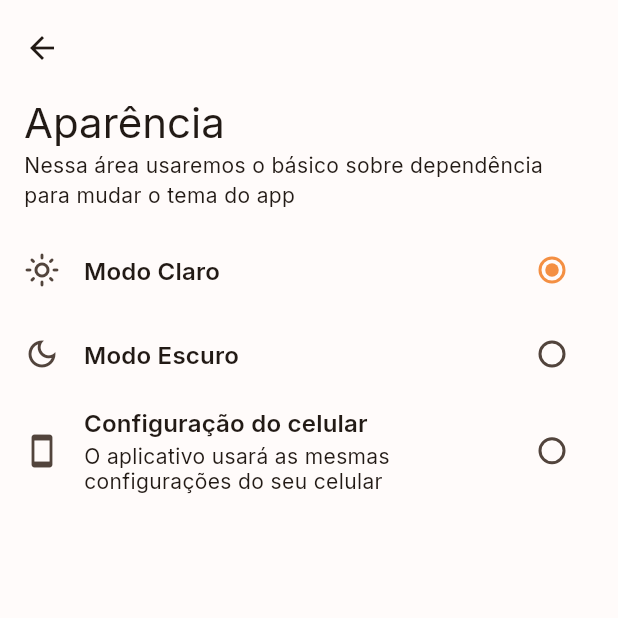
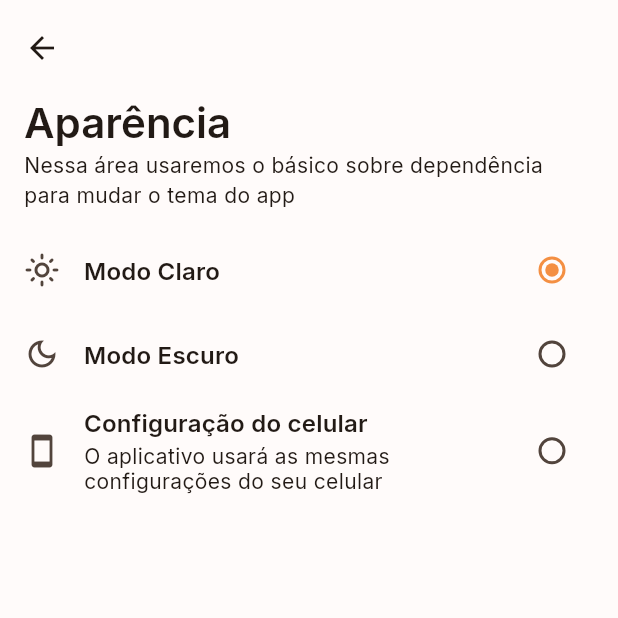
Before and after one commit to thiagouxdev/GetX, a Flutter app: the ThemePage screen opened by its route, on a phone screen of 412 x 824 dp, the top half of it. Run offline on Flutter 3.47's test engine with Material 3 defaults, Android fonts, the phone set to English and light mode, and no system bars; our stand-ins replace get, google_fonts.

Commit message:
ajustes basico para facilitar a leitura do codigo

```diff
--- a/3_dependencias/get_dependencias/lib/main.dart
+++ b/3_dependencias/get_dependencias/lib/main.dart
@@ -18,7 +18,8 @@ class MyApp extends StatelessWidget {
 
     return Builder(
       builder: (context) {
-        return Obx(() => GetMaterialApp(
+        return Obx(
+          () => GetMaterialApp(
             title: 'Dependencias',
             debugShowCheckedModeBanner: false,
             darkTheme: TAppTheme.darkTheme(context),
@@ -34,7 +35,8 @@ class MyApp extends StatelessWidget {
                 page: () => ThemePage(),
               ),
             ],
-            ));
+          ),
+        );
       },
     );
   }
--- a/3_dependencias/get_dependencias/lib/pages/basico/basico_theme_page.dart
+++ b/3_dependencias/get_dependencias/lib/pages/basico/basico_theme_page.dart
@@ -34,9 +34,9 @@ class ThemePage extends StatelessWidget {
                 Obx(() => RadioListTile<ThemeMode>(
                       controlAffinity: ListTileControlAffinity.trailing,
                       secondary: const Icon(Icons.light_mode_outlined),
-                      value: ThemeMode.light,
                       title: const Text("Modo Claro"),
                       groupValue: themeController.themeModeSelected.value,
+                      value: ThemeMode.light,
                       onChanged: (value) {
                         themeController.alterarThemeData(value!);
                       },
@@ -44,9 +44,9 @@ class ThemePage extends StatelessWidget {
                 Obx(() => RadioListTile<ThemeMode>(
                       controlAffinity: ListTileControlAffinity.trailing,
                       secondary: const Icon(Icons.dark_mode_outlined),
-                      value: ThemeMode.dark,
                       title: const Text("Modo Escuro"),
                       groupValue: themeController.themeModeSelected.value,
+                      value: ThemeMode.dark,
                       onChanged: (value) {
                         themeController.alterarThemeData(value!);
                       },
@@ -55,7 +55,6 @@ class ThemePage extends StatelessWidget {
                       controlAffinity: ListTileControlAffinity.trailing,
                       secondary:
                           const Icon(Icons.stay_current_portrait_outlined),
-                      value: ThemeMode.system,
                       title: const Text("Configuração do celular"),
                       subtitle: const Padding(
                         padding: EdgeInsets.only(top: 4),
@@ -63,6 +62,7 @@ class ThemePage extends StatelessWidget {
                             "O aplicativo usará as mesmas configurações do seu celular"),
                       ),
                       groupValue: themeController.themeModeSelected.value,
+                      value: ThemeMode.system,
                       onChanged: (value) {
                         themeController.alterarThemeData(value!);
                       },
--- a/3_dependencias/get_dependencias/lib/utils/theme/widget_theme/text_theme.dart
+++ b/3_dependencias/get_dependencias/lib/utils/theme/widget_theme/text_theme.dart
@@ -15,17 +15,17 @@ class TTextTheme {
     headlineLarge: GoogleFonts.getFont(
       tFontFamily,
       fontSize: 32,
-      fontWeight: weightRegular,
+      fontWeight: weightSemiBold,
     ),
     headlineMedium: GoogleFonts.getFont(
       tFontFamily,
       fontSize: 28,
-      fontWeight: weightRegular,
+      fontWeight: weightSemiBold,
     ),
     headlineSmall: GoogleFonts.getFont(
       tFontFamily,
       fontSize: 24,
-      fontWeight: weightRegular,
+      fontWeight: weightSemiBold,
     ),
 
     //title
```
Lines whose indentation alone changed are shown as unchanged.
